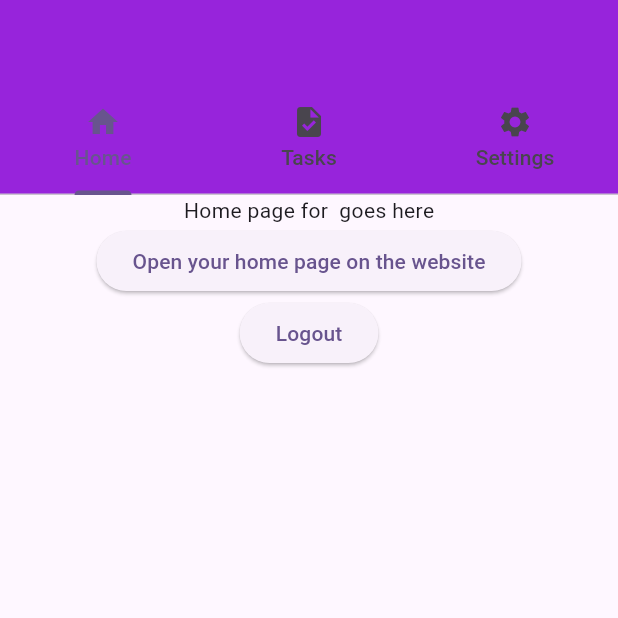
After one commit to ianmorgan/ians_first_flutter_project, a Flutter app: the AppPageRoute screen opened directly, after a tap on "Open your home page on the website", on a phone screen of 412 x 824 dp, the top half of it. The commit adds this screen. Run offline on Flutter 3.47's test engine with Material 2 defaults, Android fonts, the phone set to English and light mode, and no system bars; network calls fail.

Commit message:
working on the home page

```diff
--- a/ians_first_flutter_project/lib/app-page.dart
+++ b/ians_first_flutter_project/lib/app-page.dart
@@ -1,10 +1,11 @@
 import 'package:flutter/material.dart';
-import 'package:ians_first_flutter_project/duties.dart';
 import 'package:provider/provider.dart';
 
 import 'const.dart';
 import 'models.dart';
 import 'main.dart';
+import 'home.dart';
+import 'duties.dart';
 
 class AppPageRoute extends StatefulWidget {
   const AppPageRoute({super.key});
@@ -34,7 +35,7 @@ class _AppPageRouteState extends State<AppPageRoute> with TickerProviderStateMix
               ),
             ),
             body: TabBarView(controller: _myController, children: [
-              buildHomePage(context),
+              HomePage(),
               buildDutiesPage(context),
               Text("tab 3"),
             ])));
--- /dev/null
+++ b/ians_first_flutter_project/lib/home.dart
@@ -0,0 +1,82 @@
+import 'package:flutter/material.dart';
+import 'package:provider/provider.dart';
+import 'package:url_launcher/url_launcher.dart';
+import 'models.dart';
+import 'login.dart';
+
+class HomePage extends StatefulWidget {
+  const HomePage({super.key});
+
+  @override
+  State<HomePage> createState() => _HomePageState();
+}
+
+class _HomePageState extends State<HomePage> {
+  @override
+  Widget build(BuildContext context) {
+    return Consumer<AuthModel>(builder: (context, authModel, child) {
+      return Center(
+          child: Column(children: [
+        Text("Home page for ${authModel.username} goes here"),
+        ElevatedButton(
+          onPressed: () {
+            _launchHomePage(authModel.username);
+          }, //_launchHomePage,
+          child: const Text('Open your home page on the website'),
+        ),
+        ElevatedButton(
+          onPressed: () {
+            _showLogoutConfirmation(context, authModel);
+          }, //_launchHomePage,
+          child: const Text('Logout'),
+        )
+      ]));
+    });
+  }
+}
+
+void _showLogoutConfirmation(BuildContext context, AuthModel authModel) {
+  // set up the buttons
+  Widget cancelButton = OutlinedButton(
+    child: Text("Cancel"),
+    onPressed: () {
+      Navigator.of(context).pop();
+    },
+  );
+  Widget continueButton = OutlinedButton(
+    child: Text("Logout"),
+    onPressed: () {
+      Navigator.of(context).pop();
+      _doLogout(context, authModel);
+    },
+  );
+  // set up the AlertDialog
+  AlertDialog alert = AlertDialog(
+    title: const Text("Logout"),
+    content: Text("${authModel.username}, would you like to logout?"),
+    actions: [
+      cancelButton,
+      continueButton,
+    ],
+  );
+  // show the dialog
+  showDialog(
+    context: context,
+    builder: (BuildContext context) {
+      return alert;
+    },
+  );
+}
+
+void _doLogout(BuildContext context, AuthModel authModel) {
+  authModel.logout();
+  Navigator.of(context, rootNavigator: false).pushReplacement(MaterialPageRoute(
+    builder: (context) => const LoginPage(),
+  ));
+}
+
+Future<void> _launchHomePage(String username) async {
+  if (!await launchUrl(Uri.parse('https://myclub.run/$username'), mode: LaunchMode.externalApplication)) {
+    throw Exception('Could not launch home page');
+  }
+}
```
Also changed, not shown: ians_first_flutter_project/lib/models.dart (+11 -0 lines).
